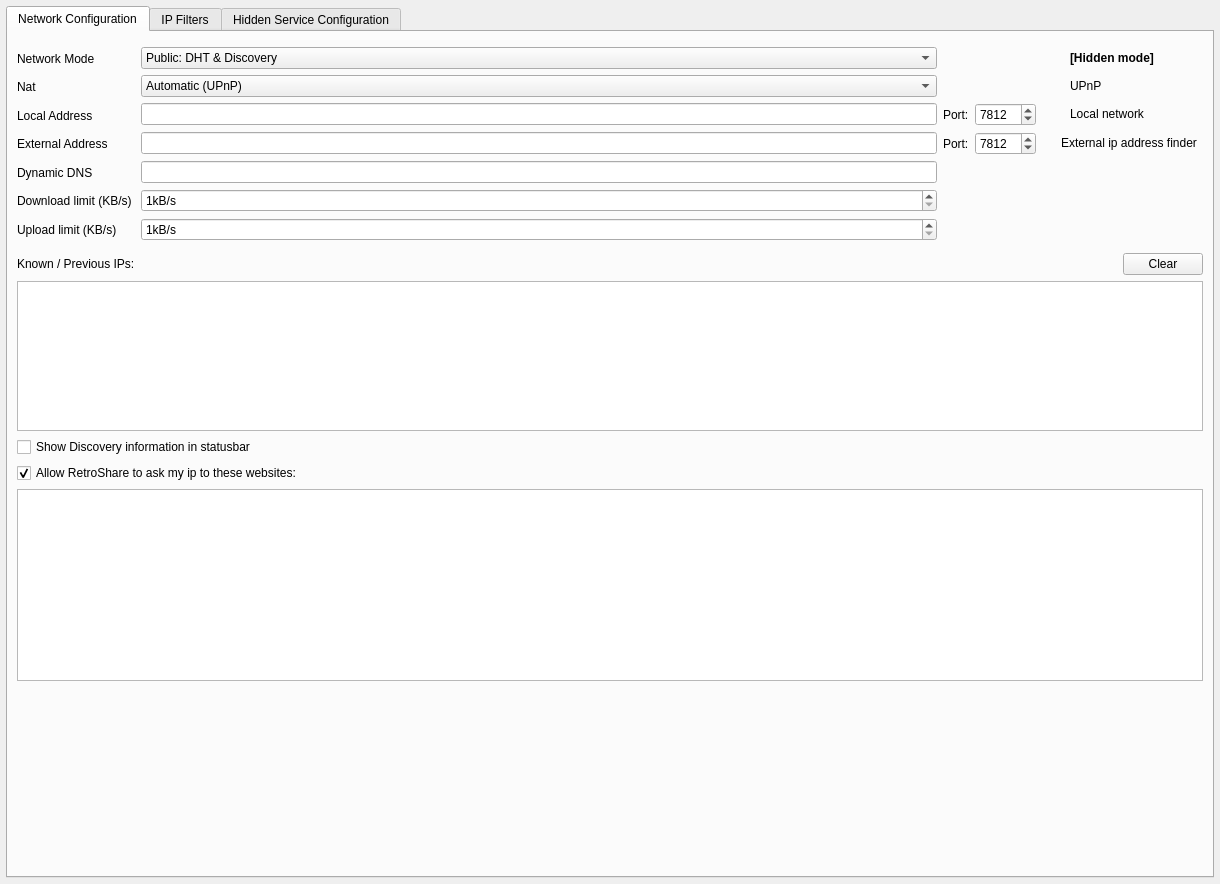
Above: retroshare-gui/src/gui/settings/ServerPage.ui from RetroShare/RetroShare before the change. Below: the same form after it.
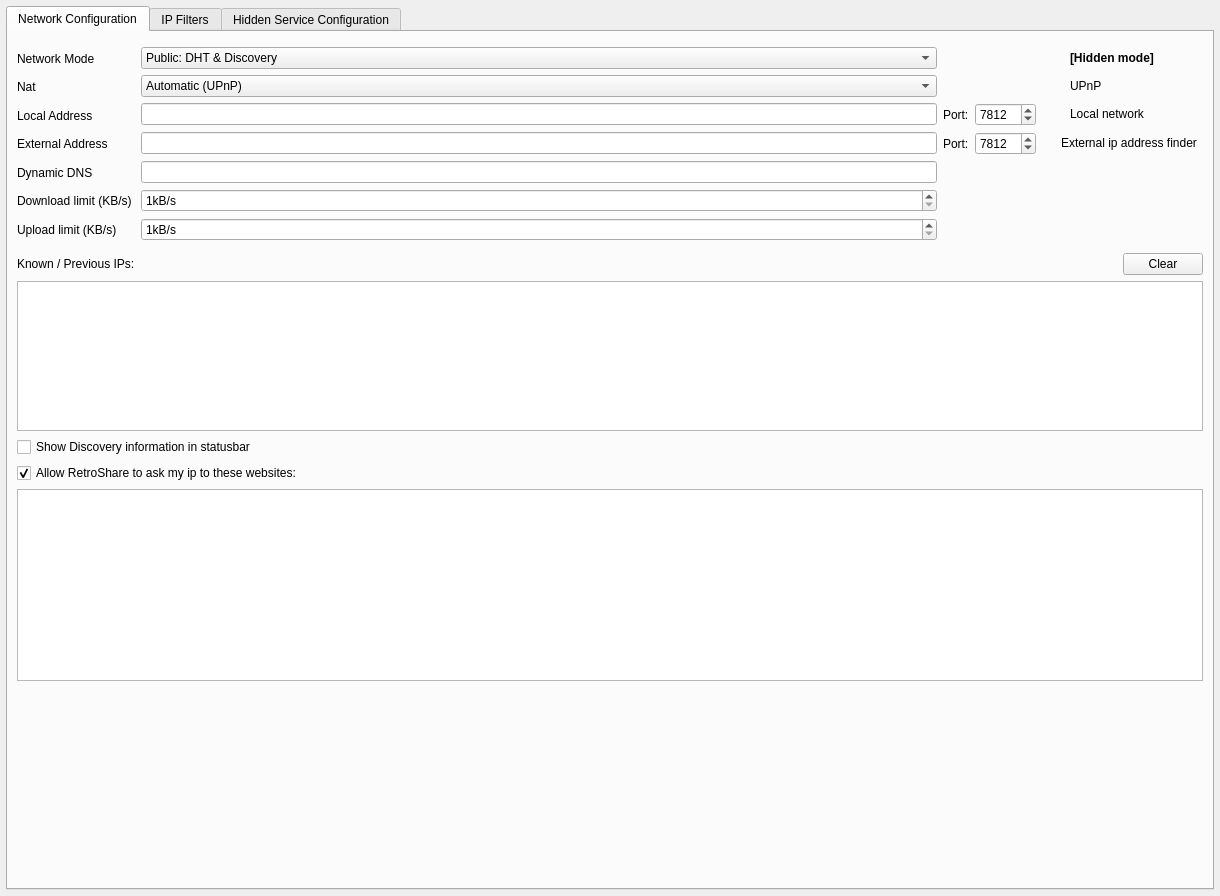
That is the form after the change. The open tabs and pages were chosen to show the change. Icons and pictures are not drawn.

Commit message: fixed loading of settings::Server page

Patch:
```diff
--- a/retroshare-gui/src/gui/settings/ServerPage.ui
+++ b/retroshare-gui/src/gui/settings/ServerPage.ui
@@ -7,7 +7,7 @@
     <x>0</x>
     <y>0</y>
     <width>1220</width>
-    <height>884</height>
+    <height>896</height>
    </rect>
   </property>
   <layout class="QVBoxLayout" name="ServerPageVLayout">
```
Left out of the diff: 2 changed lines with no effect on the pictures. The commit also changes 2 other files.
